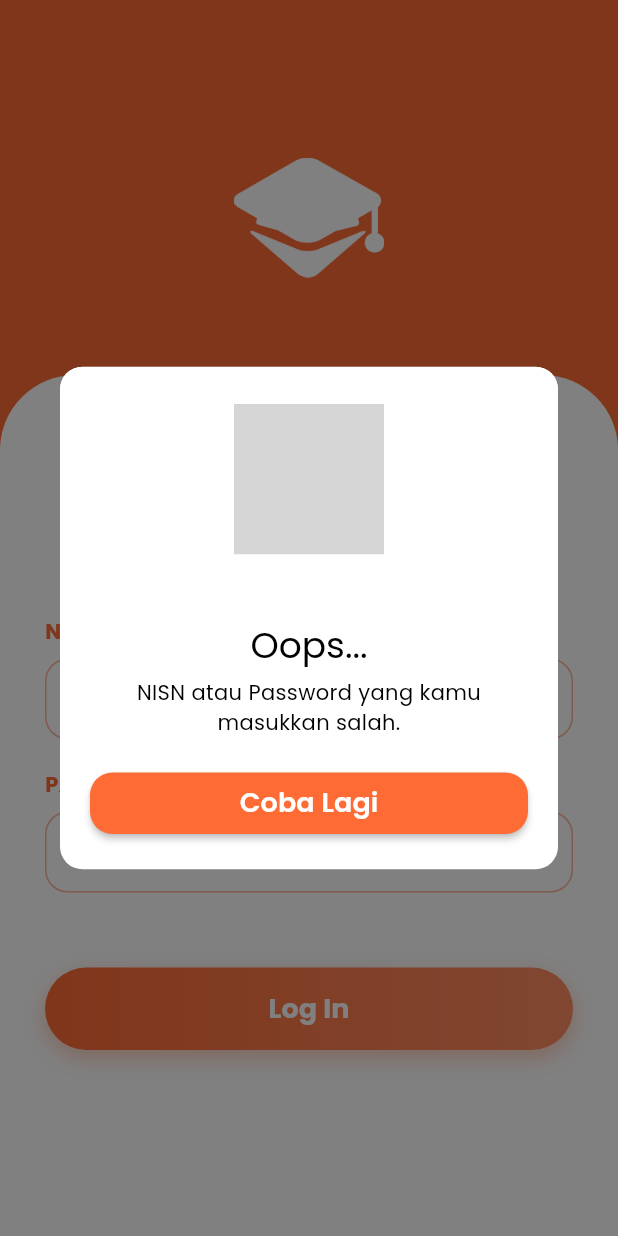
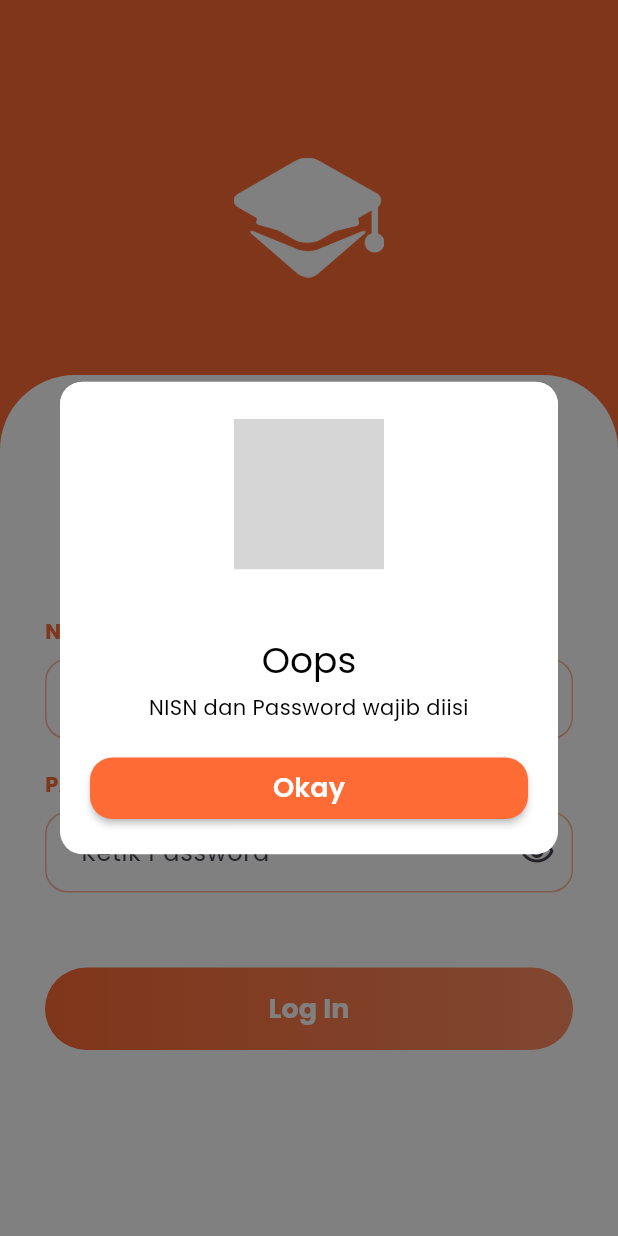
Before and after one commit to satriafitra/PROJECT-ABSENSI-SISWA-UJIKOM-FE, a Flutter app: the LoginPage screen opened directly, after a tap on "Log In", on a phone screen of 412 x 824 dp. Run offline on Flutter 3.47's test engine with Material 3 defaults, Android fonts, the phone set to English and light mode, and no system bars; our stand-ins replace quickalert, shared_preferences; missing offline and left inert: mobile_scanner; accounts and stored records are empty; project files that could hold a hidden picture were left out; grey boxes are pictures that could not be loaded.

Commit message:
finishing akun siswa login ke homepage

```diff
--- a/lib/main.dart
+++ b/lib/main.dart
@@ -1,3 +1,4 @@
+import 'package:absensi_app/pages/home_absensi.dart';
 import 'package:absensi_app/pages/riwayat_absensi.dart';
 import 'package:flutter/material.dart';
 import 'package:intl/date_symbol_data_local.dart';
@@ -22,7 +23,7 @@ class MyApp extends StatelessWidget {
         fontFamily: 'Poppins',
         scaffoldBackgroundColor: const Color(0xFFF6F6F6),
       ),
-      home: const NavbarPage(),
+      home: const HomePage(),
     );
   }
 }
--- a/lib/pages/login_page.dart
+++ b/lib/pages/login_page.dart
@@ -1,6 +1,8 @@
 import 'package:flutter/material.dart';
-import 'package:quickalert/quickalert.dart'; // 🔥 Import ini
+import 'package:quickalert/quickalert.dart';
 import 'navbar_page.dart';
+import '../services/api_services.dart';
+import '../utils/session.dart';
 
 class LoginPage extends StatefulWidget {
   const LoginPage({super.key});
@@ -11,27 +13,45 @@ class LoginPage extends StatefulWidget {
 
 class _LoginPageState extends State<LoginPage> {
   bool _obscureText = true;
+  bool _loading = false;
 
   // ================= CONTROLLER =================
   final TextEditingController nisnController = TextEditingController();
   final TextEditingController passwordController = TextEditingController();
 
-  // ================= FUNGSI LOGIN DENGAN SWEET ALERT =================
-  void _login() {
+  // ================= LOGIN REAL API =================
+  void _login() async {
     final nisn = nisnController.text.trim();
     final password = passwordController.text.trim();
 
-    if (nisn == '08622113' && password == '123') {
-      // ✅ ALERT BERHASIL
+    if (nisn.isEmpty || password.isEmpty) {
+      QuickAlert.show(
+        context: context,
+        type: QuickAlertType.warning,
+        title: 'Oops',
+        text: 'NISN dan Password wajib diisi',
+        confirmBtnColor: const Color(0xFFFF6B35),
+      );
+      return;
+    }
+
+    setState(() => _loading = true);
+
+    try {
+      final response = await ApiService.loginSiswa(nisn, password);
+
+      if (response['status'] == 'success') {
+        await Session.saveLogin(response['data']);
+
         QuickAlert.show(
           context: context,
           type: QuickAlertType.success,
           title: 'Login Berhasil!',
-        text: 'Selamat datang kembali di Aplikasi Absensi',
+          text: 'Selamat datang ${response['data']['name']}',
           confirmBtnText: 'Masuk',
           confirmBtnColor: const Color(0xFFFF6B35),
           onConfirmBtnTap: () {
-          Navigator.pop(context); // Tutup alert
+            Navigator.pop(context);
             Navigator.pushReplacement(
               context,
               MaterialPageRoute(builder: (_) => const NavbarPage()),
@@ -39,17 +59,24 @@ class _LoginPageState extends State<LoginPage> {
           },
         );
       } else {
-      // ❌ ALERT GAGAL
         QuickAlert.show(
           context: context,
           type: QuickAlertType.error,
-        title: 'Oops...',
-        text: 'NISN atau Password yang kamu masukkan salah.',
-        confirmBtnText: 'Coba Lagi',
+          title: 'Gagal Login',
+          text: response['message'] ?? 'Login gagal',
           confirmBtnColor: const Color(0xFFFF6B35),
-        // Animasi tambahan untuk error
-        animType: QuickAlertAnimType.scale,
         );
+      }
+    } catch (e) {
+      QuickAlert.show(
+        context: context,
+        type: QuickAlertType.error,
+        title: 'Error',
+        text: 'Tidak dapat terhubung ke server',
+        confirmBtnColor: const Color(0xFFFF6B35),
+      );
+    } finally {
+      setState(() => _loading = false);
     }
   }
 
@@ -62,7 +89,7 @@ class _LoginPageState extends State<LoginPage> {
           return SingleChildScrollView(
             child: Column(
               children: [
-                // --- AREA LOGO (Header) ---
+                // --- AREA LOGO ---
                 SizedBox(
                   height: 250,
                   width: double.infinity,
@@ -97,7 +124,6 @@ class _LoginPageState extends State<LoginPage> {
                   child: Column(
                     crossAxisAlignment: CrossAxisAlignment.start,
                     children: [
-                      // Judul
                       Center(
                         child: RichText(
                           text: const TextSpan(
@@ -134,7 +160,7 @@ class _LoginPageState extends State<LoginPage> {
                       ),
                       const SizedBox(height: 40),
 
-                      // Input NISN
+                      // NISN
                       const Text(
                         'NISN',
                         style: TextStyle(
@@ -148,12 +174,11 @@ class _LoginPageState extends State<LoginPage> {
                       TextFormField(
                         controller: nisnController,
                         keyboardType: TextInputType.number,
-                        style: const TextStyle(fontFamily: 'Poppins'),
-                        decoration: _inputDecoration('Ketik NISN, Contoh 0820089'),
+                        decoration: _inputDecoration('Ketik NISN'),
                       ),
                       const SizedBox(height: 20),
 
-                      // Input Password
+                      // PASSWORD
                       const Text(
                         'PASSWORD',
                         style: TextStyle(
@@ -167,49 +192,39 @@ class _LoginPageState extends State<LoginPage> {
                       TextFormField(
                         controller: passwordController,
                         obscureText: _obscureText,
-                        style: const TextStyle(fontFamily: 'Poppins'),
                         decoration: _inputDecoration('Ketik Password').copyWith(
                           suffixIcon: IconButton(
                             icon: Icon(
                               _obscureText
                                   ? Icons.visibility_outlined
                                   : Icons.visibility_off_outlined,
-                              color: Colors.grey,
                             ),
-                            onPressed: () => setState(() => _obscureText = !_obscureText),
+                            onPressed: () =>
+                                setState(() => _obscureText = !_obscureText),
                           ),
                         ),
                       ),
                       const SizedBox(height: 50),
 
-                      // Tombol Log In
+                      // BUTTON LOGIN
                       Container(
                         width: double.infinity,
                         height: 55,
                         decoration: BoxDecoration(
                           borderRadius: BorderRadius.circular(30),
-                          boxShadow: [
-                            BoxShadow(
-                              color: const Color(0xFFFF6B35).withOpacity(0.3),
-                              spreadRadius: 1,
-                              blurRadius: 10,
-                              offset: const Offset(0, 5),
-                            ),
-                          ],
                           gradient: const LinearGradient(
                             colors: [Color(0xFFFF6B35), Color(0xFFFF8E62)],
                           ),
                         ),
                         child: ElevatedButton(
-                          onPressed: _login,
+                          onPressed: _loading ? null : _login,
                           style: ElevatedButton.styleFrom(
                             backgroundColor: Colors.transparent,
                             shadowColor: Colors.transparent,
-                            shape: RoundedRectangleBorder(
-                              borderRadius: BorderRadius.circular(30),
                           ),
-                          ),
-                          child: const Text(
+                          child: _loading
+                              ? const CircularProgressIndicator(color: Colors.white)
+                              : const Text(
                                   'Log In',
                                   style: TextStyle(
                                     fontFamily: 'Poppins',
@@ -220,7 +235,6 @@ class _LoginPageState extends State<LoginPage> {
                                 ),
                         ),
                       ),
-                      const SizedBox(height: 20),
                     ],
                   ),
                 ),
@@ -232,11 +246,9 @@ class _LoginPageState extends State<LoginPage> {
     );
   }
 
-  // Refactor decoration agar kode lebih bersih
   InputDecoration _inputDecoration(String hint) {
     return InputDecoration(
       hintText: hint,
-      hintStyle: const TextStyle(color: Colors.grey, fontSize: 14),
       contentPadding: const EdgeInsets.symmetric(horizontal: 20, vertical: 15),
       enabledBorder: OutlineInputBorder(
         borderRadius: BorderRadius.circular(15),
--- a/pubspec.yaml
+++ b/pubspec.yaml
@@ -8,6 +8,9 @@ environment:
   sdk: '>=3.1.0 <4.0.0'
 
 dependencies:
+  http: ^1.2.0
+  shared_preferences: ^2.2.2
+
   flutter:
     sdk: flutter
   intl: ^0.19.0
```
Also changed, not shown: lib/services/api_services.dart (+24 -0 lines), lib/utils/session.dart (added, +59 -0 lines), lib/widgets/app_header.dart (+24 -9 lines), lib/widgets/app_drawer.dart (added), pubspec.lock, 1 other file. Lines whose indentation alone changed are shown as unchanged.
